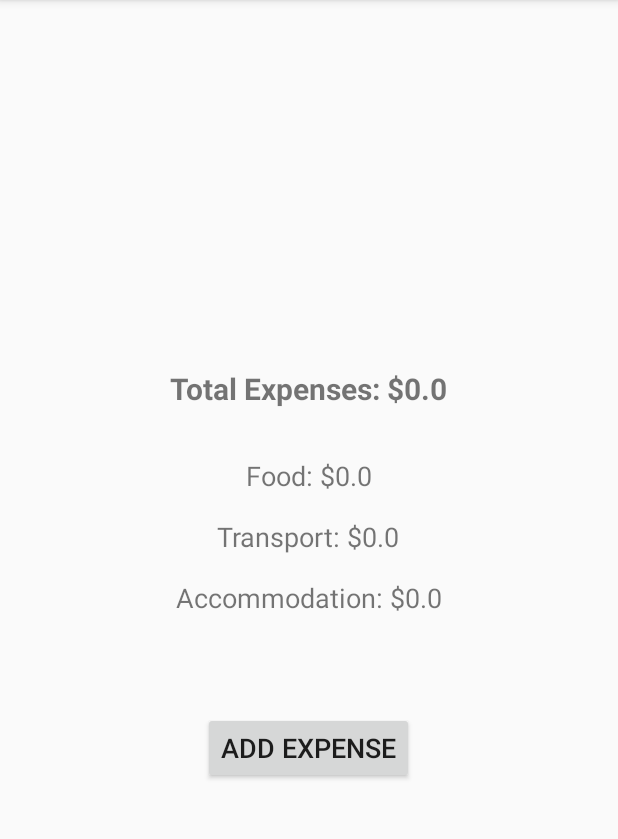
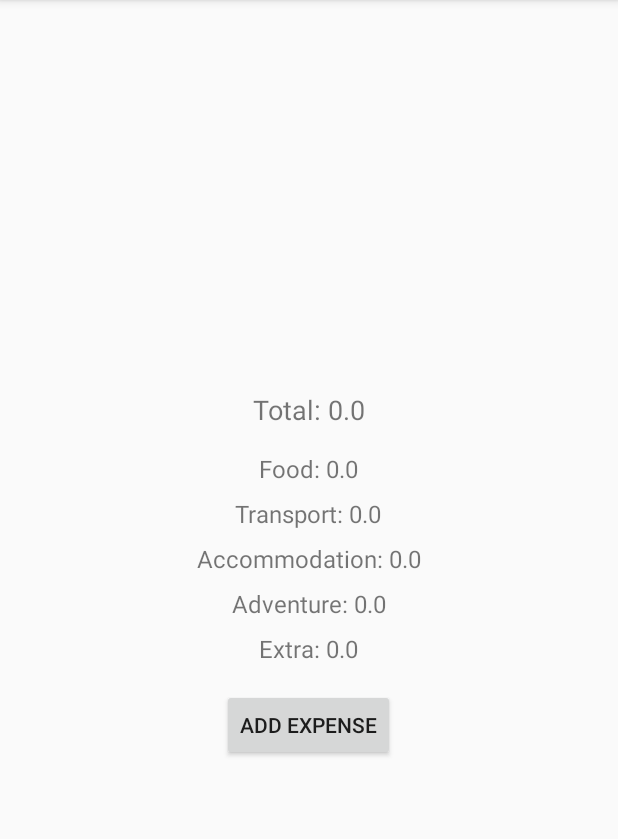
Before and after one commit to Shreeom03/Expense-Tracker-Project, an Android app: the screen it shows after launch (HomeActivity), on a phone screen of 412 x 824 dp, the part 84-923 px from its top. Run offline under Robolectric (Android 15) with nearby library versions, the phone set to English and light mode, and no system bars.

Commit message:
Updating DB

```diff
--- a/app/src/main/java/com/example/labeval/Expense.java
+++ b/app/src/main/java/com/example/labeval/Expense.java
@@ -17,7 +17,7 @@ public class Expense {
         this.date = date;
     }
 
-    // Getters and Setters
+    // Getters and setters
     public String getName() {
         return name;
     }
--- a/app/src/main/java/com/example/labeval/ExpenseManager.java
+++ b/app/src/main/java/com/example/labeval/ExpenseManager.java
@@ -6,18 +6,13 @@ import java.util.List;
 
 public class ExpenseManager {
 
-    // Singleton instance
     private static ExpenseManager instance;
+    private List<Expense> expenses;
 
-    // List to hold all expenses
-    private List<Expense> expensesList;
-
-    // Private constructor to prevent instantiation from outside
     private ExpenseManager() {
-        expensesList = new ArrayList<>();
+        expenses = new ArrayList<>();
     }
 
-    // Get the singleton instance
     public static ExpenseManager getInstance() {
         if (instance == null) {
             instance = new ExpenseManager();
@@ -25,43 +20,21 @@ public class ExpenseManager {
         return instance;
     }
 
-    // Add a new expense
     public void addExpense(String name, double amount, String category, Date date) {
-        expensesList.add(new Expense(name, amount, category, date));
+        // Check if an expense with the same name and date exists
+        for (Expense expense : expenses) {
+            if (expense.getName().equals(name) && expense.getDate().equals(date)) {
+                // Update existing expense
+                expense.setAmount(amount);
+                expense.setCategory(category);
+                return;
+            }
+        }
+        // If no existing expense found, create a new one
+        expenses.add(new Expense(name, amount, category, date));
     }
 
-    // Update an existing expense (find by name and date)
-    public void updateExpense(String name, Date date, double newAmount) {
-        for (Expense expense : expensesList) {
-            if (expense.getName().equals(name) && expense.getDate().equals(date)) {
-                expense.setAmount(newAmount);
-                break;
-            }
-        }
-    }
-
-    // Get all expenses
-    public List<Expense> getExpenses() {
-        return expensesList;
-    }
-
-    // Get category-wise expenses
-    public double getCategoryExpense(String category) {
-        double total = 0.0;
-        for (Expense expense : expensesList) {
-            if (expense.getCategory().equals(category)) {
-                total += expense.getAmount();
-            }
-        }
-        return total;
-    }
-
-    // Get total expenses
-    public double getTotalExpense() {
-        double total = 0.0;
-        for (Expense expense : expensesList) {
-            total += expense.getAmount();
-        }
-        return total;
+    public List<Expense> getAllExpenses() {
+        return expenses;
     }
 }
--- a/app/src/main/java/com/example/labeval/HomeActivity.java
+++ b/app/src/main/java/com/example/labeval/HomeActivity.java
@@ -1,18 +1,17 @@
 package com.example.labeval;
 
+import android.content.Intent;
 import android.os.Bundle;
-import android.view.View;
 import android.widget.Button;
 import android.widget.TextView;
-import android.widget.Toast;
 
 import androidx.appcompat.app.AppCompatActivity;
 
-import java.util.Date;
+import java.util.List;
 
 public class HomeActivity extends AppCompatActivity {
 
-    private TextView totalExpenseTextView, foodExpenseTextView, transportExpenseTextView, accommodationExpenseTextView;
+    private TextView totalExpenseTextView, foodExpenseTextView, transportExpenseTextView, accommodationExpenseTextView, adventureExpenseTextView, extraExpenseTextView;
     private Button addExpenseButton;
 
     @Override
@@ -25,33 +24,65 @@ public class HomeActivity extends AppCompatActivity {
         foodExpenseTextView = findViewById(R.id.food_expense);
         transportExpenseTextView = findViewById(R.id.transport_expense);
         accommodationExpenseTextView = findViewById(R.id.accommodation_expense);
+        adventureExpenseTextView = findViewById(R.id.adventure_expense);
+        extraExpenseTextView = findViewById(R.id.extra_expense);
         addExpenseButton = findViewById(R.id.add_expense_button);
 
-        // Populate the UI with total expenses and category breakdown
-        updateUI();
-
-        // Set listener for Add Expense button
+        // Set up the add expense button
         addExpenseButton.setOnClickListener(v -> {
-            // Example: Add a new expense to the singleton
-            ExpenseManager.getInstance().addExpense("New Expense", 25.0, "Food", new Date());
-            updateUI();
-            Toast.makeText(HomeActivity.this, "Expense added!", Toast.LENGTH_SHORT).show();
+            // Navigate to AddExpenseActivity when button is clicked
+            Intent intent = new Intent(HomeActivity.this, AddExpenseActivity.class);
+            startActivity(intent);
         });
     }
 
-    // Method to update the UI with total and category-wise breakdown
-    private void updateUI() {
-        double totalExpense = ExpenseManager.getInstance().getTotalExpense();
-        double foodExpense = ExpenseManager.getInstance().getCategoryExpense("Food");
-        double transportExpense = ExpenseManager.getInstance().getCategoryExpense("Transport");
-        double accommodationExpense = ExpenseManager.getInstance().getCategoryExpense("Accommodation");
+    @Override
+    protected void onResume() {
+        super.onResume();
+        // Load and display the updated list of expenses
+        loadExpenses();
+    }
 
-        // Set total expenses
-        totalExpenseTextView.setText("Total Expenses: $" + totalExpense);
+    private void loadExpenses() {
+        // Get the list of expenses from the ExpenseManager
+        List<Expense> expenses = ExpenseManager.getInstance().getAllExpenses();
 
-        // Set category-wise expenses (if a category has no expenses, display 0.0)
-        foodExpenseTextView.setText("Food: $" + foodExpense);
-        transportExpenseTextView.setText("Transport: $" + transportExpense);
-        accommodationExpenseTextView.setText("Accommodation: $" + accommodationExpense);
+        // Initialize variables for total and category expenses
+        double totalExpense = 0;
+        double foodExpense = 0;
+        double transportExpense = 0;
+        double accommodationExpense = 0;
+        double adventureExpense = 0;
+        double extraExpense = 0;
+
+        // Loop through the expenses and calculate the total and category breakdown
+        for (Expense expense : expenses) {
+            totalExpense += expense.getAmount();
+            switch (expense.getCategory()) {
+                case "Food":
+                    foodExpense += expense.getAmount();
+                    break;
+                case "Transport":
+                    transportExpense += expense.getAmount();
+                    break;
+                case "Accommodation":
+                    accommodationExpense += expense.getAmount();
+                    break;
+                case "Adventure":
+                    adventureExpense += expense.getAmount();
+                    break;
+                case "Extra":
+                    extraExpense += expense.getAmount();
+                    break;
+            }
+        }
+
+        // Update the UI with the totals
+        totalExpenseTextView.setText("Total: " + totalExpense);
+        foodExpenseTextView.setText("Food: " + foodExpense);
+        transportExpenseTextView.setText("Transport: " + transportExpense);
+        accommodationExpenseTextView.setText("Accommodation: " + accommodationExpense);
+        adventureExpenseTextView.setText("Adventure: " + adventureExpense);
+        extraExpenseTextView.setText("Extra: " + extraExpense);
     }
 }
--- a/app/src/main/res/layout/activity_home.xml
+++ b/app/src/main/res/layout/activity_home.xml
@@ -5,42 +5,54 @@
     android:padding="16dp"
     android:gravity="center">
 
-    <!-- Total Expense Text -->
     <TextView
         android:id="@+id/total_expense"
         android:layout_width="wrap_content"
         android:layout_height="wrap_content"
-        android:text="Total Expenses: $0.00"
-        android:textSize="20sp"
-        android:layout_marginBottom="32dp"
-        android:textStyle="bold" />
+        android:text="Total: 0.0"
+        android:textSize="18sp"
+        android:layout_marginBottom="16dp" />
 
-    <!-- Food Category Expense -->
+    <!-- Category Breakdown -->
     <TextView
         android:id="@+id/food_expense"
         android:layout_width="wrap_content"
         android:layout_height="wrap_content"
-        android:text="Food: $0.00"
-        android:textSize="18sp"
-        android:layout_marginBottom="16dp" />
+        android:text="Food: 0.0"
+        android:textSize="16sp"
+        android:layout_marginBottom="8dp" />
 
-    <!-- Transport Category Expense -->
     <TextView
         android:id="@+id/transport_expense"
         android:layout_width="wrap_content"
         android:layout_height="wrap_content"
-        android:text="Transport: $0.00"
-        android:textSize="18sp"
-        android:layout_marginBottom="16dp" />
+        android:text="Transport: 0.0"
+        android:textSize="16sp"
+        android:layout_marginBottom="8dp" />
 
-    <!-- Accommodation Category Expense -->
     <TextView
         android:id="@+id/accommodation_expense"
         android:layout_width="wrap_content"
         android:layout_height="wrap_content"
-        android:text="Accommodation: $0.00"
-        android:textSize="18sp"
-        android:layout_marginBottom="32dp" />
+        android:text="Accommodation: 0.0"
+        android:textSize="16sp"
+        android:layout_marginBottom="8dp" />
+
+    <TextView
+        android:id="@+id/adventure_expense"
+        android:layout_width="wrap_content"
+        android:layout_height="wrap_content"
+        android:text="Adventure: 0.0"
+        android:textSize="16sp"
+        android:layout_marginBottom="8dp" />
+
+    <TextView
+        android:id="@+id/extra_expense"
+        android:layout_width="wrap_content"
+        android:layout_height="wrap_content"
+        android:text="Extra: 0.0"
+        android:textSize="16sp"
+        android:layout_marginBottom="16dp" />
 
     <!-- Add Expense Button -->
     <Button
@@ -48,7 +60,5 @@
         android:layout_width="wrap_content"
         android:layout_height="wrap_content"
         android:text="Add Expense"
-        android:textSize="18sp"
-        android:layout_marginTop="32dp" />
-
+        android:onClick="addExpense" />
 </LinearLayout>
```
Also changed, not shown: app/src/main/java/com/example/labeval/AddExpenseActivity.java (+50 -44 lines), app/src/main/res/layout/activity_add_expense.xml (+8 -4 lines), app/src/main/res/values/strings.xml (+8 -6 lines).
